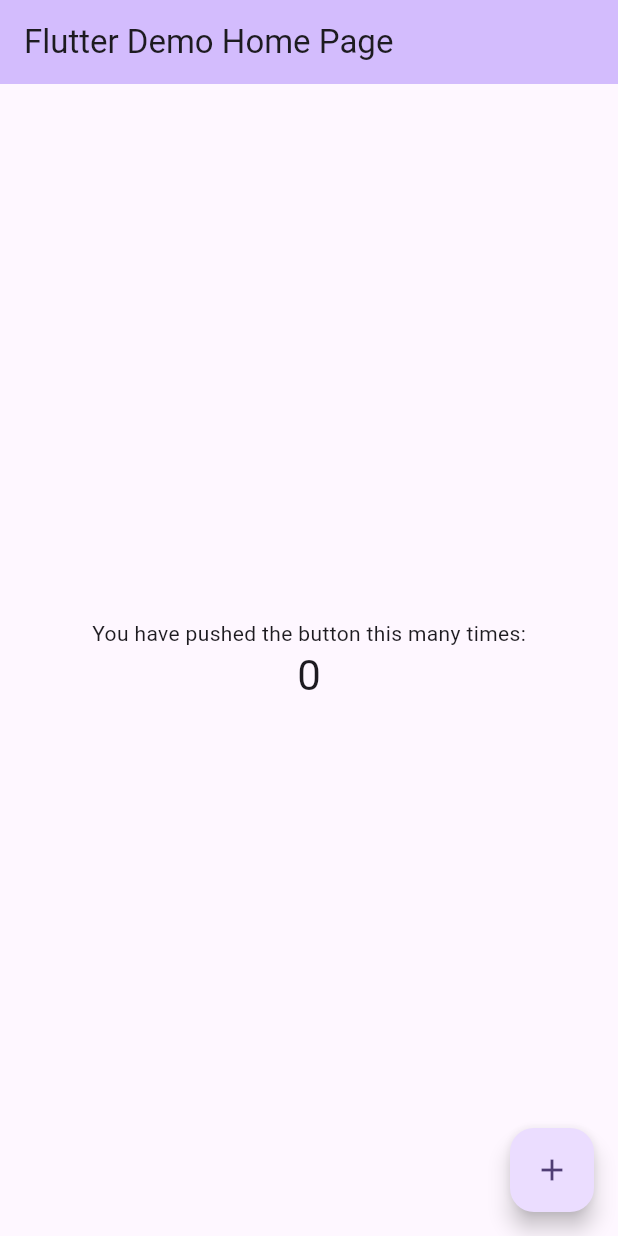
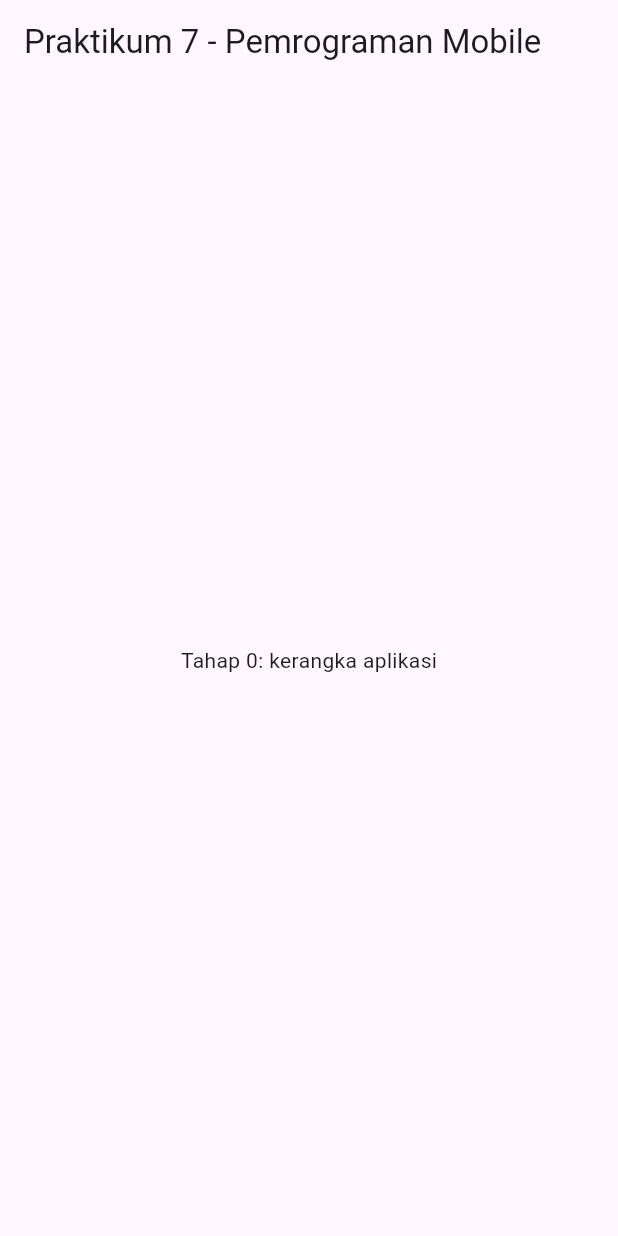
Before and after one commit to tgrf-v/Mobile_TugasPert9, a Flutter app: the screen it shows after launch, on a phone screen of 412 x 824 dp. Run offline on Flutter 3.47's test engine with Material 3 defaults, Android fonts, the phone set to English and light mode, and no system bars.

Commit message:
feat: implementasi tahap 0 kerangka aplikasi flutter dan modifikasi appbar

```diff
--- a/lib/main.dart
+++ b/lib/main.dart
@@ -1,122 +1,23 @@
 import 'package:flutter/material.dart';
 
-void main() {
-  runApp(const MyApp());
+void main() => runApp(const MaterialApp(
+  debugShowCheckedModeBanner: false,
+  home: MahasiswaPage(),
+));
+
+class MahasiswaPage extends StatefulWidget {
+  const MahasiswaPage({super.key});
+
+  @override
+  State<MahasiswaPage> createState() => _MahasiswaPageState();
 }
 
-class MyApp extends StatelessWidget {
-  const MyApp({super.key});
-
-  // This widget is the root of your application.
+class _MahasiswaPageState extends State<MahasiswaPage> {
   @override
   Widget build(BuildContext context) {
-    return MaterialApp(
-      title: 'Flutter Demo',
-      theme: ThemeData(
-        // This is the theme of your application.
-        //
-        // TRY THIS: Try running your application with "flutter run". You'll see
-        // the application has a purple toolbar. Then, without quitting the app,
-        // try changing the seedColor in the colorScheme below to Colors.green
-        // and then invoke "hot reload" (save your changes or press the "hot
-        // reload" button in a Flutter-supported IDE, or press "r" if you used
-        // the command line to start the app).
-        //
-        // Notice that the counter didn't reset back to zero; the application
-        // state is not lost during the reload. To reset the state, use hot
-        // restart instead.
-        //
-        // This works for code too, not just values: Most code changes can be
-        // tested with just a hot reload.
-        colorScheme: .fromSeed(seedColor: Colors.deepPurple),
-      ),
-      home: const MyHomePage(title: 'Flutter Demo Home Page'),
+    return Scaffold(
+      appBar: AppBar(title: const Text('Praktikum 7 - Pemrograman Mobile')),
+      body: const Center(child: Text('Tahap 0: kerangka aplikasi')),
     );
   }
 }
-
-class MyHomePage extends StatefulWidget {
-  const MyHomePage({super.key, required this.title});
-
-  // This widget is the home page of your application. It is stateful, meaning
-  // that it has a State object (defined below) that contains fields that affect
-  // how it looks.
-
-  // This class is the configuration for the state. It holds the values (in this
-  // case the title) provided by the parent (in this case the App widget) and
-  // used by the build method of the State. Fields in a Widget subclass are
-  // always marked "final".
-
-  final String title;
-
-  @override
-  State<MyHomePage> createState() => _MyHomePageState();
-}
-
-class _MyHomePageState extends State<MyHomePage> {
-  int _counter = 0;
-
-  void _incrementCounter() {
-    setState(() {
-      // This call to setState tells the Flutter framework that something has
-      // changed in this State, which causes it to rerun the build method below
-      // so that the display can reflect the updated values. If we changed
-      // _counter without calling setState(), then the build method would not be
-      // called again, and so nothing would appear to happen.
-      _counter++;
-    });
-  }
-
-  @override
-  Widget build(BuildContext context) {
-    // This method is rerun every time setState is called, for instance as done
-    // by the _incrementCounter method above.
-    //
-    // The Flutter framework has been optimized to make rerunning build methods
-    // fast, so that you can just rebuild anything that needs updating rather
-    // than having to individually change instances of widgets.
-    return Scaffold(
-      appBar: AppBar(
-        // TRY THIS: Try changing the color here to a specific color (to
-        // Colors.amber, perhaps?) and trigger a hot reload to see the AppBar
-        // change color while the other colors stay the same.
-        backgroundColor: Theme.of(context).colorScheme.inversePrimary,
-        // Here we take the value from the MyHomePage object that was created by
-        // the App.build method, and use it to set our appbar title.
-        title: Text(widget.title),
-      ),
-      body: Center(
-        // Center is a layout widget. It takes a single child and positions it
-        // in the middle of the parent.
-        child: Column(
-          // Column is also a layout widget. It takes a list of children and
-          // arranges them vertically. By default, it sizes itself to fit its
-          // children horizontally, and tries to be as tall as its parent.
-          //
-          // Column has various properties to control how it sizes itself and
-          // how it positions its children. Here we use mainAxisAlignment to
-          // center the children vertically; the main axis here is the vertical
-          // axis because Columns are vertical (the cross axis would be
-          // horizontal).
-          //
-          // TRY THIS: Invoke "debug painting" (choose the "Toggle Debug Paint"
-          // action in the IDE, or press "p" in the console), to see the
-          // wireframe for each widget.
-          mainAxisAlignment: .center,
-          children: [
-            const Text('You have pushed the button this many times:'),
-            Text(
-              '$_counter',
-              style: Theme.of(context).textTheme.headlineMedium,
-            ),
-          ],
-        ),
-      ),
-      floatingActionButton: FloatingActionButton(
-        onPressed: _incrementCounter,
-        tooltip: 'Increment',
-        child: const Icon(Icons.add),
-      ),
-    );
-  }
-}
```
Also changed, not shown: 1 other file.
